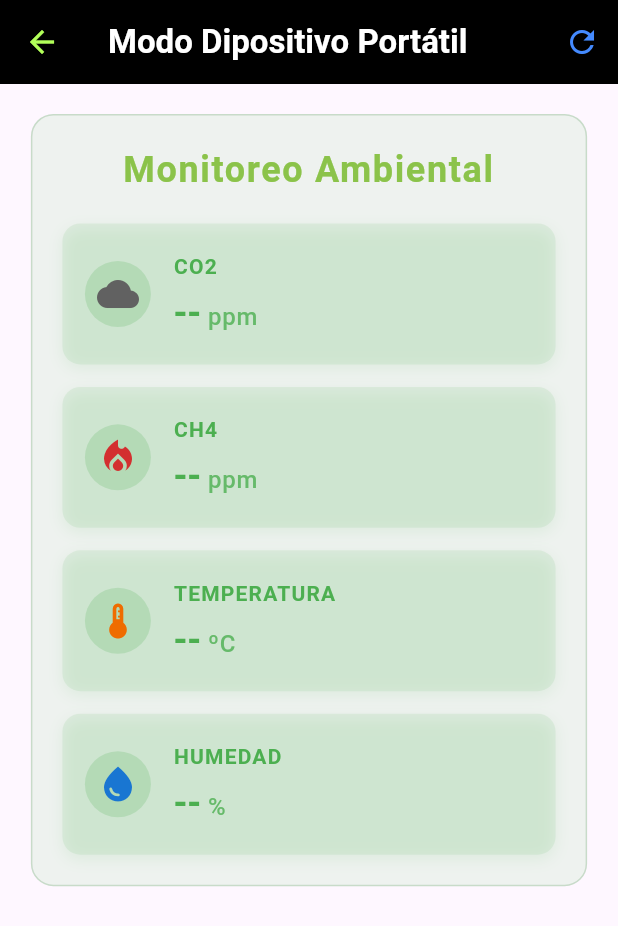
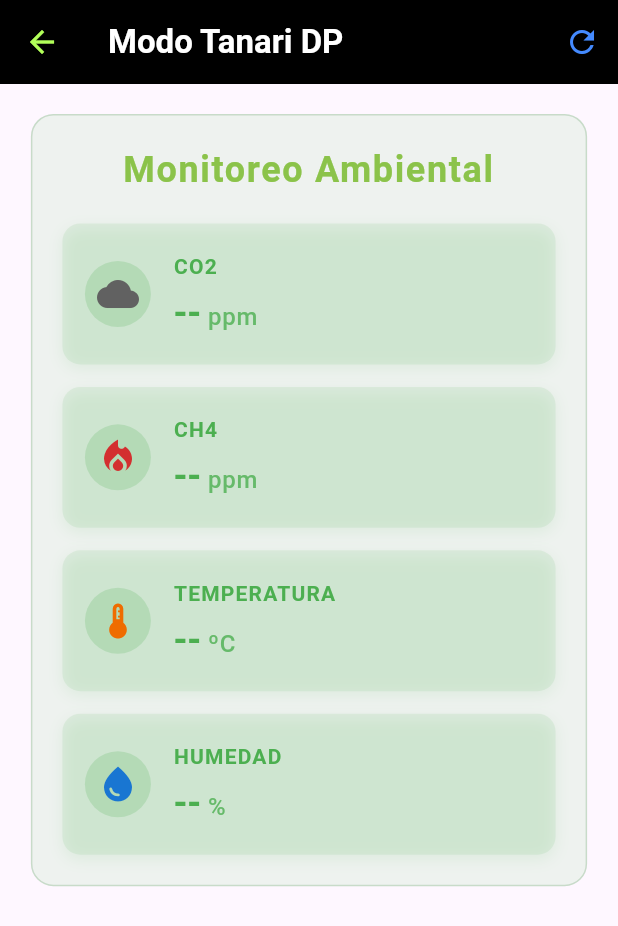
Before and after one commit to moises664/Tanari-App, a Flutter app: the ModoMonitoreo screen opened directly, on a phone screen of 412 x 824 dp. Shown: the top 926 px of the screen. Run offline on Flutter 3.47's test engine with Material 3 defaults, Android fonts, the light colour scheme and no system bars; our stand-ins replace device_info_plus, flutter_blue_plus, font_awesome_flutter, get, logger, permission_handler.

Commit message:
Se agrego los nombre de los modo Tanari

```diff
--- a/lib/src/screens/home/home_screen.dart
+++ b/lib/src/screens/home/home_screen.dart
@@ -76,7 +76,7 @@ class HomeScreen extends StatelessWidget {
               title: const Text('Modos de Operacion'),
               children: <Widget>[
                 ListTile(
-                  title: const Text('Monitoreo del Dispositivo Portatil'),
+                  title: const Text('Tanari DP'),
                   onTap: () {
                     // Navegar a la pantalla de Monitoreo
                     Navigator.pop(context); // Cierra el drawer
@@ -87,7 +87,7 @@ class HomeScreen extends StatelessWidget {
                   },
                 ),
                 ListTile(
-                  title: const Text('Control UGV'),
+                  title: const Text('Tanari UGV'),
                   onTap: () {
                     // Navegar a la pantalla de Control UGV
                     Navigator.pop(context); // Cierra el drawer
--- a/lib/src/screens/menu/modos_operacion/modo_Monitoreo.dart
+++ b/lib/src/screens/menu/modos_operacion/modo_Monitoreo.dart
@@ -31,7 +31,7 @@ class _ModoDPState extends State<ModoMonitoreo> {
     return Scaffold(
       appBar: AppBar(
         title: Text(
-          'Modo Dipositivo Portátil',
+          'Modo Tanari DP',
           style: theme.textTheme.titleLarge?.copyWith(
             color: Colors.white,
             fontWeight: FontWeight.bold,
--- a/lib/src/screens/menu/modos_operacion/modo_ugv.dart
+++ b/lib/src/screens/menu/modos_operacion/modo_ugv.dart
@@ -170,7 +170,7 @@ class _ModoUgvState extends State<ModoUgv> {
 
     return Scaffold(
       appBar: AppBar(
-        title: const Text('Modo UGV'),
+        title: const Text('Modo Tanari UGV'),
         backgroundColor: Colors.black,
         foregroundColor: Colors.blueAccent,
       ),
```
